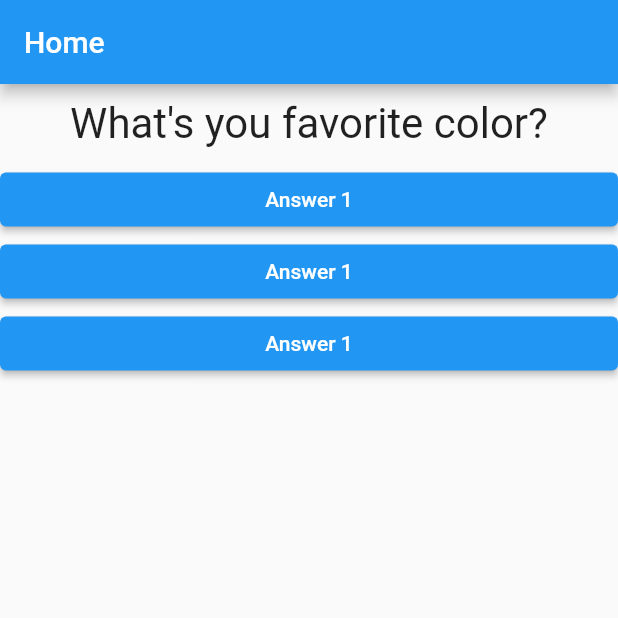
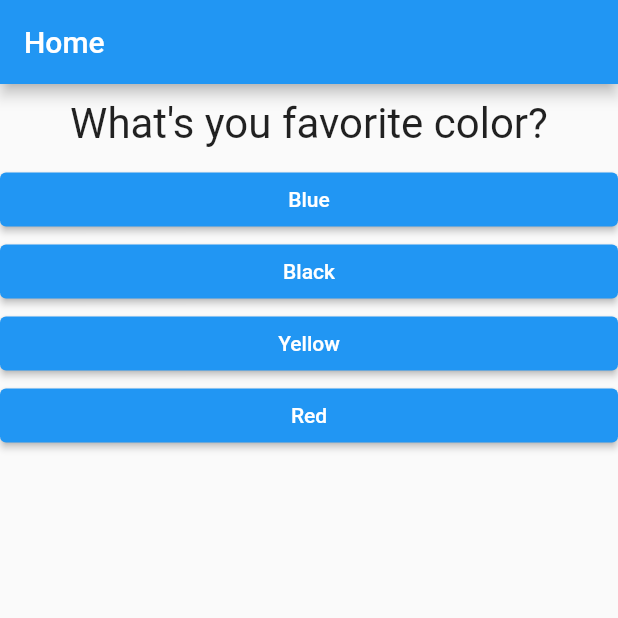
Before and after one commit to HeroAppsDev/flutter_quiz_app, a Flutter app: the screen it shows after launch, on a phone screen of 412 x 824 dp, the top half of it. Run offline on Flutter 3.47's test engine with Material 2 defaults, Android fonts, the phone set to English and light mode, and no system bars.

Commit message:
:hammer: Refactor code
Adding map questions and answers, data has integrated into widgets

```diff
--- a/lib/answer_button_widget.dart
+++ b/lib/answer_button_widget.dart
@@ -2,7 +2,9 @@ import 'package:flutter/material.dart';
 
 class AnswerButtonWidget extends StatelessWidget {
   final VoidCallback onPressed; //void Function for Callback
-  const AnswerButtonWidget({Key? key, required this.onPressed})
+  final String answerText;
+  const AnswerButtonWidget(
+      {Key? key, required this.onPressed, required this.answerText})
       : super(key: key);
 
   @override
@@ -11,7 +13,7 @@ class AnswerButtonWidget extends StatelessWidget {
       width: double.infinity,
       child: ElevatedButton(
         onPressed: onPressed,
-        child: const Text('Answer 1'),
+        child: Text(answerText),
       ),
     );
   }
--- a/lib/main.dart
+++ b/lib/main.dart
@@ -20,14 +20,28 @@ class _MyAppState extends State<MyApp> {
     setState(() {
       _questionIndex++;
     });
-    debugPrint('$_questionIndex');
+    debugPrint('## $_questionIndex');
   }
 
   @override
   Widget build(BuildContext context) {
     var questions = [
-      'What\'s you favorite color?',
-      'What\'s your favorite food?',
+      {
+        'questionText': 'What\'s you favorite color?',
+        'answers': ['Blue', 'Black', 'Yellow', 'Red']
+      },
+      {
+        'questionText': 'What\'s your favorite food?',
+        'answers': ['Noodles', 'Soup', 'Meat', 'Vegetables']
+      },
+      {
+        'questionText': 'What\'s your favorite animal?',
+        'answers': ['Cat', 'Dog', 'Rabbit', 'Panda']
+      },
+      {
+        'questionText': 'What\'s your favorite place?',
+        'answers': ['Home', 'Outside', 'Club', 'Stadium']
+      },
     ];
     return MaterialApp(
       title: 'Flutter Demo',
@@ -37,16 +51,13 @@ class _MyAppState extends State<MyApp> {
         ),
         body: Column(
           children: [
-            QuestionLabelWidget(questions: questions.elementAt(_questionIndex)),
-            AnswerButtonWidget(
-              onPressed: _answerQuestion,
-            ),
-            AnswerButtonWidget(
-              onPressed: _answerQuestion,
-            ),
-            AnswerButtonWidget(
-              onPressed: _answerQuestion,
-            ),
+            QuestionLabelWidget(
+                questions:
+                    questions[_questionIndex]['questionText'].toString()),
+            ...(questions[_questionIndex]['answers'] as List<String>)
+                .map((e) => AnswerButtonWidget(
+                    onPressed: _answerQuestion, answerText: e))
+                .toList(),
           ],
         ),
       ),
```
